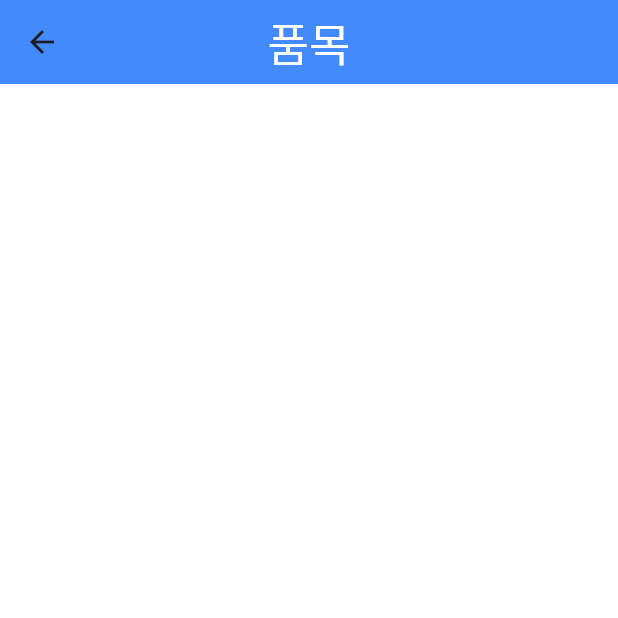
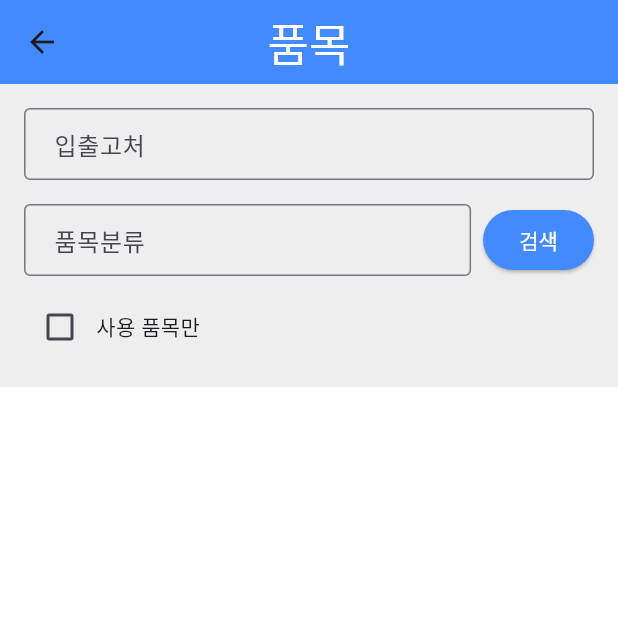
Before and after one commit to vosw1/the-boxes-app, a Flutter app: the ItemPage screen opened by its route, on a phone screen of 412 x 824 dp, the top half of it. Run offline on Flutter 3.47's test engine with Material 3 defaults, Android fonts, the phone set to English and light mode, and no system bars; our stand-ins replace dio, flutter_riverpod, flutter_secure_storage, logger; accounts and stored records are empty.

Commit message:
item 페이지 기본 디자인

```diff
--- /dev/null
+++ b/lib/page/item/item_body.dart
@@ -0,0 +1,83 @@
+import 'package:flutter/material.dart';
+import 'package:the_boxes/_core/constants/size.dart';
+
+class ItemBody extends StatelessWidget {
+  const ItemBody({super.key});
+
+  @override
+  Widget build(BuildContext context) {
+    return Column(
+        crossAxisAlignment: CrossAxisAlignment.start,
+        children: [
+          // Top section: 입출고처 and 품목분류 with search button
+          Container(
+            color: Colors.grey[200], // Background color for the top section
+            child: Padding(
+              padding: EdgeInsets.all(sm_gap), // Padding inside the container
+              child: Column(
+                crossAxisAlignment: CrossAxisAlignment.start,
+                children: [
+                  // First row: 입출고처
+                  TextField(
+                    decoration: InputDecoration(
+                      labelText: '입출고처',
+                      border: OutlineInputBorder(),
+                      contentPadding: EdgeInsets.symmetric(horizontal: sm_gap),
+                    ),
+                  ),
+                  SizedBox(height: sm_gap), // Space between the input field and search section
+
+                  // Second row: 품목분류 with search button
+                  Row(
+                    children: [
+                      Expanded(
+                        child: TextField(
+                          decoration: InputDecoration(
+                            labelText: '품목분류',
+                            border: OutlineInputBorder(),
+                            contentPadding: EdgeInsets.symmetric(horizontal: sm_gap),
+                          ),
+                        ),
+                      ),
+                      SizedBox(width: 8.0), // Space between 품목분류 and the search button
+                      ElevatedButton(
+                        onPressed: () {
+                          // Define search action
+                        },
+                        style: ElevatedButton.styleFrom(
+                          foregroundColor: Colors.white, backgroundColor: Colors.blueAccent, // Text color
+                        ),
+                        child: Text('검색'),
+                      ),
+                    ],
+                  ),
+                  SizedBox(height: s_gap), // Space between the search button and 사용품목만 checkbox
+
+                  // Third row: 사용품목만 checkbox
+                  Row(
+                    children: [
+                      Checkbox(
+                        value: false, // Checkbox initial value
+                        onChanged: (bool? value) {
+                          // Define checkbox change action
+                        },
+                      ),
+                      Text('사용 품목만'),
+                    ],
+                  ),
+                ],
+              ),
+            ),
+          ),
+          SizedBox(height: ss_gap), // Space between the top section and the result section
+
+          // Bottom section: Empty space with white background
+          Expanded(
+            child: Container(
+              color: Colors.white, // Background color for the results section
+            ),
+          ),
+        ],
+    );
+  }
+}
--- a/lib/page/item/item_page.dart
+++ b/lib/page/item/item_page.dart
@@ -1,5 +1,7 @@
 import 'package:flutter/material.dart';
 import 'package:the_boxes/page/home/components/custom_app_bar.dart';
+
+import 'item_body.dart';
 
 class ItemPage extends StatelessWidget {
   const ItemPage({super.key});
@@ -8,6 +10,7 @@ class ItemPage extends StatelessWidget {
   Widget build(BuildContext context) {
     return Scaffold(
       appBar: CustomAppBar(title: '품목'),
+      body: ItemBody(),
     );
   }
 }
```
